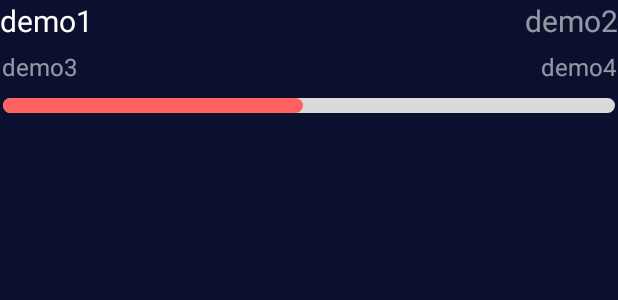
After one commit to herojeff02/Sulchedule_Android, an Android app: the layout recyclerview_goal_item.xml on its own in the app's theme, with its tools: preview values and no code run, on a phone screen of 412 x 824 dp. The commit adds this screen. Shown: the top 300 px of the screen. Run offline under Robolectric (Android 15) with nearby library versions, the phone set to English and light mode, and no system bars.

Commit message:
Formed recyclerview_goal_item

```diff
--- /dev/null
+++ b/app/src/main/res/drawable/recyclerview_goal_item_graph.xml
@@ -0,0 +1,8 @@
+<shape xmlns:android="http://schemas.android.com/apk/res/android"
+    android:shape="rectangle">
+
+    <solid android:color="#AAAAAA" />
+
+    <corners android:radius="20dp" />
+
+</shape>
--- a/app/src/main/res/layout/fragment_traffic.xml
+++ b/app/src/main/res/layout/fragment_traffic.xml
@@ -70,6 +70,8 @@
         android:id="@+id/recyclerview_goal"
         android:layout_width="match_parent"
         android:layout_height="0dp"
+        android:layout_marginLeft="17dp"
+        android:layout_marginRight="17dp"
         app:layout_constraintBottom_toBottomOf="parent"
         app:layout_constraintTop_toBottomOf="@id/traffic_area_container" />
 
--- a/app/src/main/res/layout/listview_goal_item.xml
+++ /dev/null
@@ -1,6 +0,0 @@
-<?xml version="1.0" encoding="utf-8"?>
-<RelativeLayout xmlns:android="http://schemas.android.com/apk/res/android"
-    android:layout_width="match_parent"
-    android:layout_height="match_parent">
-
-</RelativeLayout>
--- a/app/src/main/res/layout/listview_more_info_item.xml
+++ b/app/src/main/res/layout/listview_more_info_item.xml
@@ -50,10 +50,10 @@
             android:layout_marginBottom="3dp"
             android:layout_toRightOf="@id/pill_selector"
             android:hint="입력하세요"
+            android:imeOptions="actionNext"
+            android:inputType="text"
             android:paddingLeft="4dp"
             android:singleLine="true"
-            android:inputType="text"
-            android:imeOptions="actionNext"
             android:textColor="@color/colorAccent"
             android:textColorHint="@color/textGray"
             android:textSize="@dimen/h5" />
--- /dev/null
+++ b/app/src/main/res/layout/recyclerview_goal_item.xml
@@ -0,0 +1,70 @@
+<?xml version="1.0" encoding="utf-8"?>
+<LinearLayout xmlns:android="http://schemas.android.com/apk/res/android"
+    android:layout_width="match_parent"
+    android:layout_height="wrap_content"
+    android:orientation="vertical">
+    <RelativeLayout
+        android:layout_width="match_parent"
+        android:layout_height="wrap_content"
+        android:layout_marginBottom="6dp">
+        <TextView
+            android:id="@+id/text_left_top"
+            android:text="demo1"
+            android:textSize="@dimen/h4"
+            android:textColor="@color/textWhite"
+            android:layout_width="wrap_content"
+            android:layout_height="wrap_content" />
+        <TextView
+            android:id="@+id/text_right_top"
+            android:text="demo2"
+            android:textColor="@color/textTransparent"
+            android:textSize="@dimen/h4"
+            android:layout_width="wrap_content"
+            android:layout_height="wrap_content"
+            android:layout_alignParentRight="true"/>
+    </RelativeLayout>
+    <RelativeLayout
+        android:layout_marginLeft="1dp"
+        android:layout_marginRight="1dp"
+        android:layout_width="match_parent"
+        android:layout_height="wrap_content"
+        android:layout_marginBottom="10dp">
+        <TextView
+            android:id="@+id/text_left_bottom"
+            android:text="demo3"
+            android:textColor="@color/textTransparent"
+            android:textSize="@dimen/h5"
+            android:layout_width="wrap_content"
+            android:layout_height="wrap_content" />
+        <TextView
+            android:id="@+id/text_right_bottom"
+            android:text="demo4"
+            android:layout_alignParentRight="true"
+            android:textColor="@color/textTransparent"
+            android:textSize="@dimen/h5"
+            android:layout_width="wrap_content"
+            android:layout_height="wrap_content" />
+    </RelativeLayout>
+    <RelativeLayout
+        android:layout_marginLeft="2dp"
+        android:layout_marginRight="2dp"
+        android:layout_width="match_parent"
+        android:layout_height="10dp"
+        android:layout_marginBottom="30dp">
+        <!--bottom layer-->
+        <ImageView
+            android:layout_width="match_parent"
+            android:layout_height="match_parent"
+            android:tint="@color/textTransparent"
+            android:src="@drawable/recyclerview_goal_item_graph">
+        </ImageView>
+        <!--top layer-->
+        <ImageView
+            android:id="@+id/graph_overlay"
+            android:layout_width="200dp"
+            android:layout_height="match_parent"
+            android:tint="@color/trafficRed"
+            android:src="@drawable/recyclerview_goal_item_graph">
+        </ImageView>
+    </RelativeLayout>
+</LinearLayout>
```
